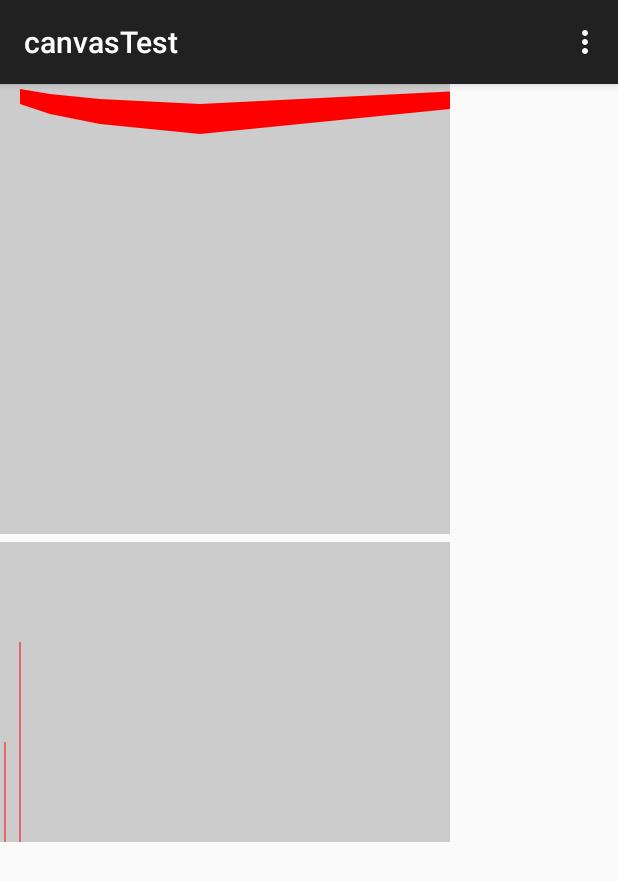
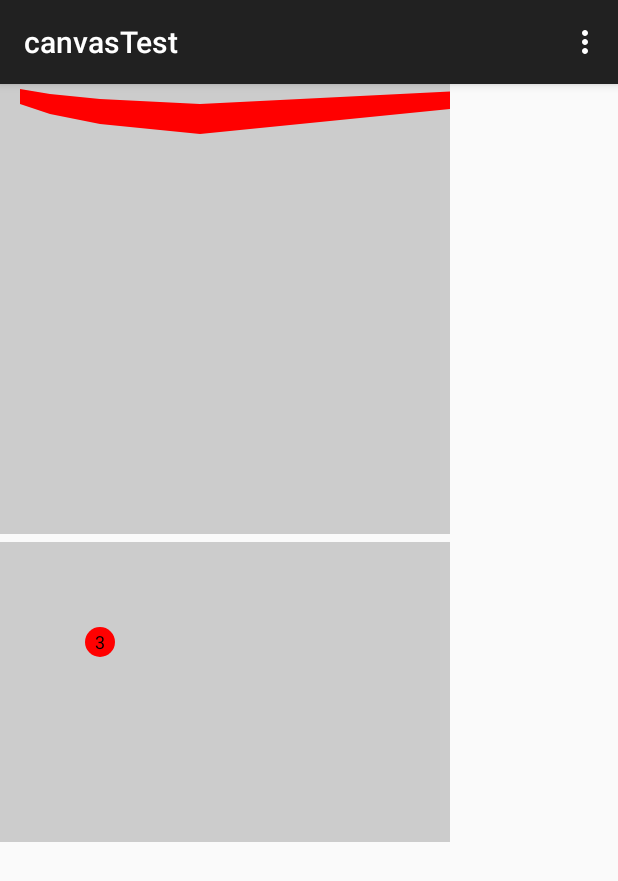
Before and after one commit to hexi/android-demo, an Android app: the screen it shows after launch (MainActivity), on a phone screen of 412 x 824 dp. Shown: the top 881 px of the screen. Run offline under Robolectric (Android 15) with nearby library versions, the phone set to English and light mode, and no system bars.

Commit message:
Draw badge

```diff
--- /dev/null
+++ b/app/src/main/java/com/example/hexi/canvastest/BadgeView.java
@@ -0,0 +1,70 @@
+package com.example.hexi.canvastest;
+
+import android.content.Context;
+import android.content.res.TypedArray;
+import android.graphics.Canvas;
+import android.graphics.Color;
+import android.graphics.Paint;
+import android.graphics.Rect;
+import android.util.AttributeSet;
+import android.view.View;
+
+
+public class BadgeView extends View {
+
+    private static final String TAG = "DrawCircleView";
+
+    public BadgeView(Context context) {
+        super(context);
+        init(null, 0);
+    }
+
+    public BadgeView(Context context, AttributeSet attrs) {
+        super(context, attrs);
+        init(attrs, 0);
+    }
+
+    public BadgeView(Context context, AttributeSet attrs, int defStyle) {
+        super(context, attrs, defStyle);
+        init(attrs, defStyle);
+    }
+
+    private void init(AttributeSet attrs, int defStyle) {
+        // Load attributes
+        final TypedArray a = getContext().obtainStyledAttributes(
+                attrs, R.styleable.MyView, defStyle, 0);
+
+        a.recycle();
+
+    }
+
+    @Override
+    protected void onDraw(Canvas canvas) {
+        super.onDraw(canvas);
+
+        float xPos = 100;
+        float yPos = 100;
+        float radius = 15;
+        float textSize = 18;
+
+        Paint paint = new Paint(Paint.ANTI_ALIAS_FLAG);
+        paint.setColor(Color.RED);
+        paint.setStrokeWidth(2);
+        paint.setStyle(Paint.Style.FILL);
+        canvas.drawCircle(xPos, yPos, radius, paint);
+
+        paint.setTextSize(textSize);
+        paint.setColor(Color.BLACK);
+        paint.setStrokeWidth(1);
+        paint.setTextAlign(Paint.Align.CENTER);
+        String text = "3";
+        yPos += calcTextHeight(paint, text) / 2;
+        canvas.drawText(text, xPos, yPos, paint);
+    }
+
+    private static int calcTextHeight(Paint paint, String demoText) {
+        Rect r = new Rect();
+        paint.getTextBounds(demoText, 0, demoText.length(), r);
+        return r.height();
+    }
+}
--- a/app/src/main/res/layout/activity_main.xml
+++ b/app/src/main/res/layout/activity_main.xml
@@ -10,7 +10,7 @@
         android:layout_height="300dp"
         android:background="#ccc" />
 
-    <com.example.hexi.canvastest.DrawLinesView
+    <com.example.hexi.canvastest.BadgeView
         android:layout_width="300dp"
         android:layout_height="200dp"
         android:layout_marginTop="5dp"
```
Also changed, not shown: 1 other file.
